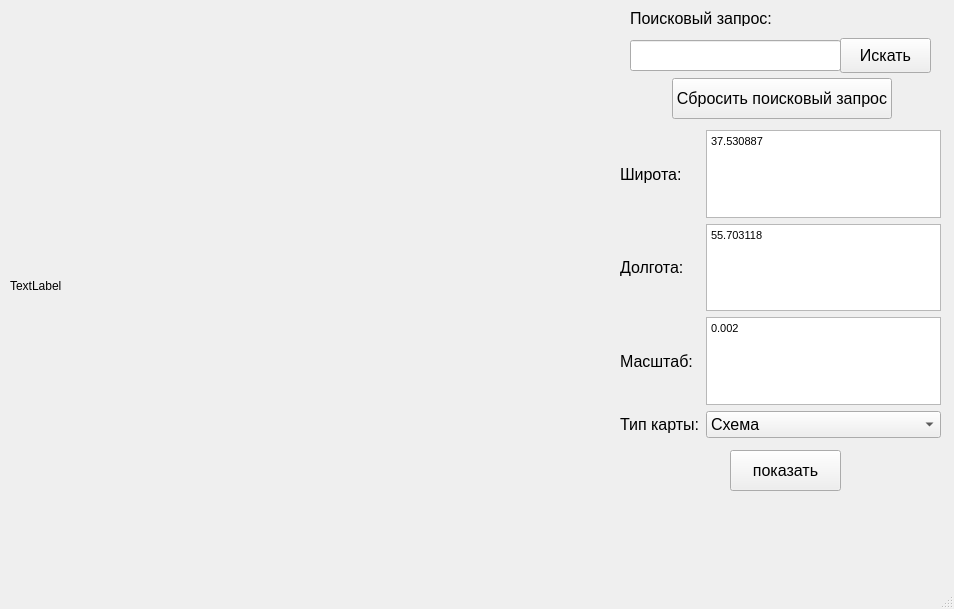
Before: the Qt Designer form 1.ui in MinusOne-1/MapsAPI, drawn with Qt 5.
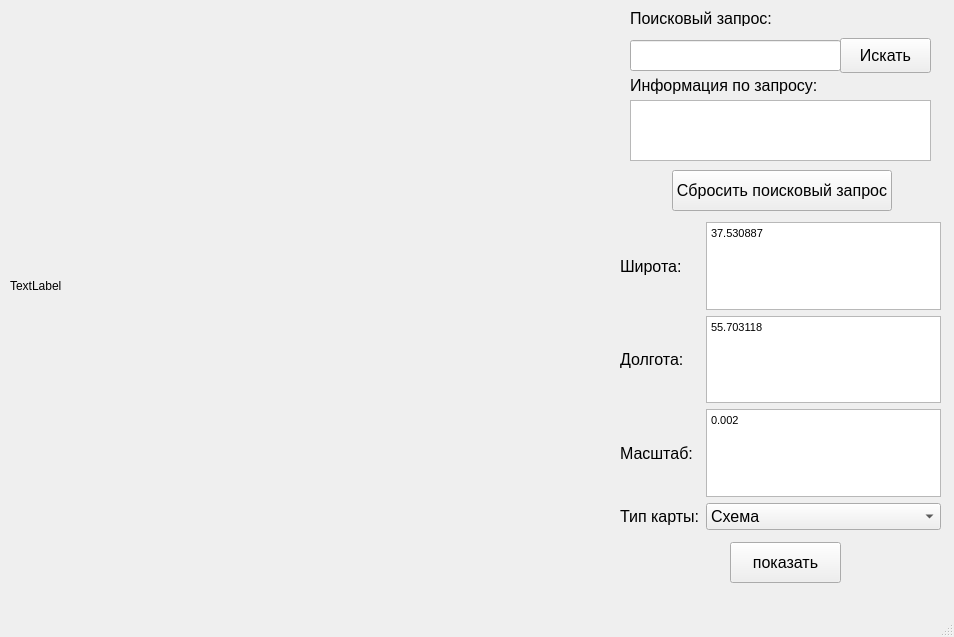
After: the same form once the commit is applied.

Commit message:
Информация по поисковому запросу
+ Поле для вывода адреса, найденого по поисковому запросу.

The edit to the form file:
```diff
--- a/1.ui
+++ b/1.ui
@@ -7,7 +7,7 @@
     <x>0</x>
     <y>0</y>
     <width>954</width>
-    <height>609</height>
+    <height>637</height>
    </rect>
   </property>
   <property name="windowTitle">
@@ -46,7 +46,7 @@
     <property name="geometry">
      <rect>
       <x>620</x>
-      <y>130</y>
+      <y>222</y>
       <width>321</width>
       <height>308</height>
      </rect>
@@ -231,7 +231,7 @@
     <property name="geometry">
      <rect>
       <x>730</x>
-      <y>450</y>
+      <y>542</y>
       <width>111</width>
       <height>41</height>
      </rect>
@@ -249,7 +249,7 @@
     <property name="geometry">
      <rect>
       <x>672</x>
-      <y>78</y>
+      <y>170</y>
       <width>220</width>
       <height>41</height>
      </rect>
@@ -263,6 +263,34 @@
      <string>Сбросить поисковый запрос</string>
     </property>
    </widget>
+   <widget class="QPlainTextEdit" name="ask_info">
+    <property name="geometry">
+     <rect>
+      <x>630</x>
+      <y>100</y>
+      <width>301</width>
+      <height>61</height>
+     </rect>
+    </property>
+   </widget>
+   <widget class="QLabel" name="label_8">
+    <property name="geometry">
+     <rect>
+      <x>630</x>
+      <y>75</y>
+      <width>191</width>
+      <height>21</height>
+     </rect>
+    </property>
+    <property name="font">
+     <font>
+      <pointsize>12</pointsize>
+     </font>
+    </property>
+    <property name="text">
+     <string>Информация по запросу:</string>
+    </property>
+   </widget>
   </widget>
   <widget class="QMenuBar" name="menubar">
    <property name="geometry">
```
